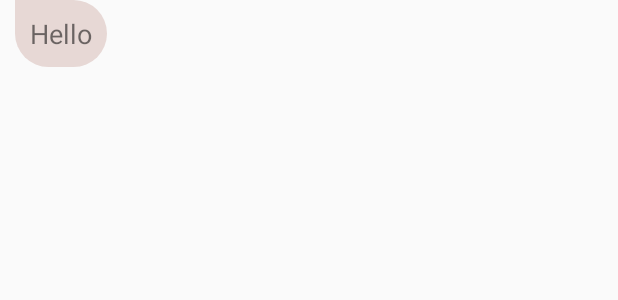
After one commit to DerrickDK/LetsJitter, an Android app: the layout chat_widget_left.xml on its own in the app's theme, with its tools: preview values and no code run, on a phone screen of 412 x 824 dp. The commit adds this screen. Shown: the top 300 px of the screen. Run offline under Robolectric (Android 15) with nearby library versions, the phone set to English and light mode, and no system bars.

Commit message:
added chat messages

```diff
--- a/app/build.gradle
+++ b/app/build.gradle
@@ -31,6 +31,7 @@ dependencies {
     implementation 'de.hdodenhof:circleimageview:3.0.1'
     implementation 'com.github.bumptech.glide:glide:4.8.0'
     testImplementation 'junit:junit:4.12'
+    androidTestImplementation 'androidx.test.ext:junit:1.1.1'
     androidTestImplementation 'androidx.test:runner:1.1.1'
     androidTestImplementation 'androidx.test.espresso:espresso-core:3.1.1'
     implementation 'com.google.android.material:material:1.0.0' //where tablayout comes from
--- a/app/src/main/java/edu/uga/cs/letsjitter/ContactAdapter.java
+++ b/app/src/main/java/edu/uga/cs/letsjitter/ContactAdapter.java
@@ -52,7 +52,7 @@ public class ContactAdapter extends RecyclerView.Adapter<ContactAdapter.ViewHold
                // System.out.println("User clicked: "+user.toString());
                // System.out.println("Item :"+ holder.getAdapterPosition());
                 Intent intent = new Intent(myContext, MessagingActivity.class);
-                intent.putExtra("userID", myUser.get(holder.getAdapterPosition()).getUserID());
+                intent.putExtra("userID", myUser.get(holder.getAdapterPosition()).getUserID()); //use list value instead
                 myContext.startActivity(intent);
             }
         });
--- a/app/src/main/java/edu/uga/cs/letsjitter/RegisterActivity.java
+++ b/app/src/main/java/edu/uga/cs/letsjitter/RegisterActivity.java
@@ -72,8 +72,7 @@ public class RegisterActivity extends AppCompatActivity {
                                 hashMap.put("id", userID);
                                 hashMap.put("username", userName);
                                 hashMap.put("imageURL", "default");
-
-                                databaseReference.setValue(hashMap).addOnCompleteListener(new OnCompleteListener<Void>() {
+                                databaseReference.setValue(hashMap).addOnCompleteListener(new OnCompleteListener<Void>() { //when values have been added to the database
                                     @Override
                                     public void onComplete(@NonNull Task<Void> task) {
                                         Intent loginScreen = new Intent(RegisterActivity.this, LoginActivity.class);
--- /dev/null
+++ b/app/src/main/res/drawable/background_left.xml
@@ -0,0 +1,10 @@
+<?xml version="1.0" encoding="utf-8"?>
+<shape xmlns:android="http://schemas.android.com/apk/res/android"
+    android:shape="rectangle">
+    <corners
+        android:radius="100dp"
+        android:topLeftRadius="0dp"/>
+    <solid android:color="#E7D8D5"/>
+
+
+</shape>
--- a/app/src/main/res/layout/activity_messaging.xml
+++ b/app/src/main/res/layout/activity_messaging.xml
@@ -57,7 +57,7 @@
             android:layout_width="wrap_content"
             android:layout_height="wrap_content"
             android:layout_gravity="bottom"
-            android:enabled="false"
+            android:enabled="true"
             android:text="SEND"/>
 
     </LinearLayout>
--- /dev/null
+++ b/app/src/main/res/layout/chat_widget_left.xml
@@ -0,0 +1,35 @@
+<?xml version="1.0" encoding="utf-8"?>
+<LinearLayout xmlns:android="http://schemas.android.com/apk/res/android"
+    android:orientation="horizontal"
+    android:layout_width="match_parent"
+    android:layout_height="wrap_content"
+    android:gravity="left"
+    >
+
+    <LinearLayout
+        android:layout_width="wrap_content"
+        android:layout_height="wrap_content"
+        android:orientation="horizontal"
+        android:gravity="center">
+
+        <de.hdodenhof.circleimageview.CircleImageView
+            android:id="@+id/profileImage"
+            android:layout_width="50dp"
+            android:layout_height="50dp"
+            android:src="@drawable/profileicon"
+            android:visibility="gone"
+            />
+        <TextView
+            android:id="@+id/show_message"
+            android:layout_width="wrap_content"
+            android:layout_height="wrap_content"
+            android:text="Hello"
+            android:background="@drawable/background_left"
+            android:layout_marginLeft="10dp"
+            android:padding="10dp"
+            android:textSize="18sp"/>
+
+    </LinearLayout>
+
+
+</LinearLayout>
```
Also changed, not shown: app/src/main/java/edu/uga/cs/letsjitter/Chat.java (added, +49 -0 lines), app/src/main/java/edu/uga/cs/letsjitter/ChatAdapter.java (added, +87 -0 lines), app/src/main/java/edu/uga/cs/letsjitter/ContactsFragment.java (+6 -4 lines), app/src/main/java/edu/uga/cs/letsjitter/MessagingActivity.java (+61 -22 lines), app/src/main/res/drawable/background_right.xml (added, +10 -0 lines), app/src/main/res/layout/chat_widget_right.xml (added, +35 -0 lines).
